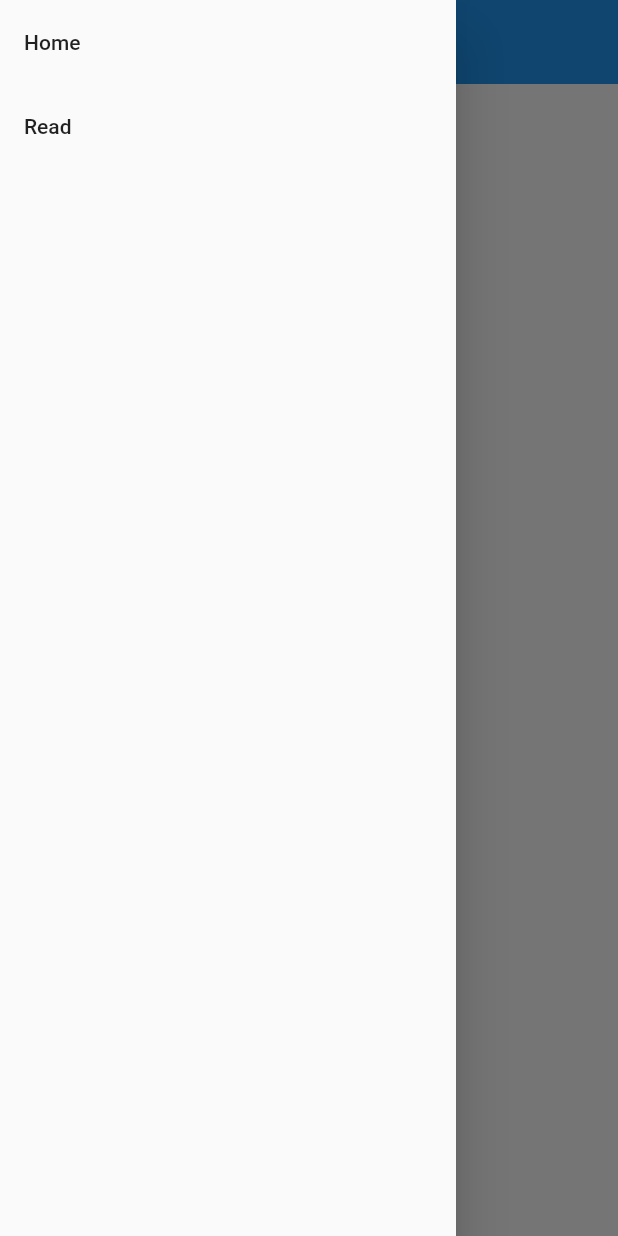
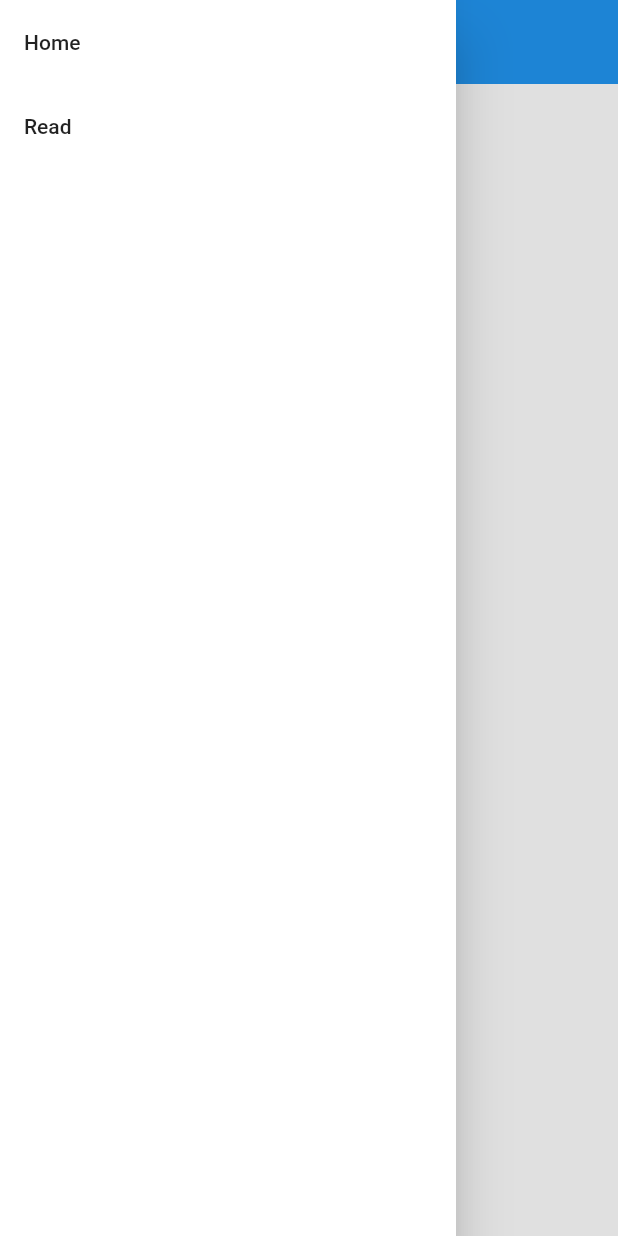
Before and after one commit to tomocy/coffee_break, a Flutter app: the screen it shows after launch, with the side drawer open, on a phone screen of 412 x 824 dp. Run offline on Flutter 3.47's test engine with Material 2 defaults, Android fonts, the phone set to English and light mode, and no system bars.

Commit message:
modify drawer theme

```diff
--- a/client/lib/main.dart
+++ b/client/lib/main.dart
@@ -9,6 +9,7 @@ class App extends StatelessWidget {
 
   @override
   Widget build(BuildContext context) => MaterialApp(
+        themeMode: ThemeMode.light,
         theme: CoffeeBreakThemeData.light(),
         darkTheme: CoffeeBreakThemeData.dark(),
         initialRoute: _routes[PageType.home],
@@ -39,6 +40,7 @@ class CoffeeBreakThemeData {
         primaryTextTheme: _light.primaryTextTheme.copyWith(
           title: _light.primaryTextTheme.title.copyWith(color: Colors.black),
         ),
+        primaryIconTheme: _dark.iconTheme.copyWith(color: Colors.black),
         snackBarTheme: _light.snackBarTheme.copyWith(
           backgroundColor: Colors.black,
           actionTextColor: Colors.white,
@@ -53,6 +55,7 @@ class CoffeeBreakThemeData {
         primaryTextTheme: _dark.primaryTextTheme.copyWith(
           title: _dark.primaryTextTheme.title.copyWith(color: Colors.white),
         ),
+        primaryIconTheme: _dark.iconTheme.copyWith(color: Colors.white),
         snackBarTheme: _light.snackBarTheme.copyWith(
           backgroundColor: Colors.white,
           actionTextColor: Colors.black,
@@ -78,6 +81,13 @@ class Page extends StatelessWidget {
   Widget build(BuildContext context) => Scaffold(
         appBar: AppBar(title: Text(title)),
         drawer: Drawer(
+          child: Container(
+            decoration: BoxDecoration(
+              color: Theme.of(context).scaffoldBackgroundColor,
+              border: Border(
+                  right:
+                      BorderSide(color: Theme.of(context).colorScheme.surface)),
+            ),
             child: ListView(children: <Widget>[
               ListTile(
                 title: const Text('Home'),
@@ -99,6 +109,8 @@ class Page extends StatelessWidget {
               ),
             ]),
           ),
+        ),
+        drawerScrimColor: Colors.black12,
         body: ChangeNotifierProvider<LinksRepository>(
           create: (context) => LinksRepository(fetch)..invoke(),
           child: const LinksListView(),
```
Lines whose indentation alone changed are shown as unchanged.
